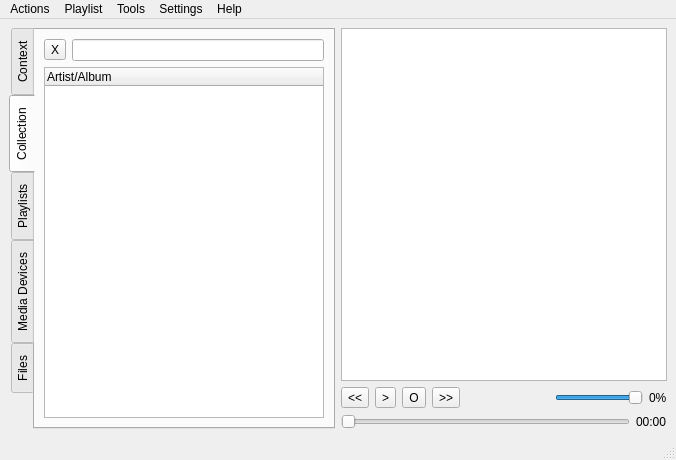
Above: ui/amaroq.ui from handsomegui/Gereqi before the change. Below: the same form after it.
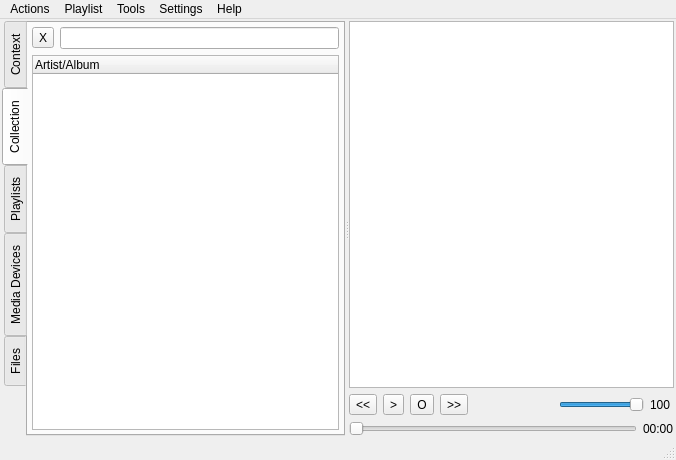
That is the form after the change.

Commit message: Some playback improvements such as volume, seeking, back and forward ina playlist

Patch:
```diff
--- a/ui/amaroq.ui
+++ b/ui/amaroq.ui
@@ -15,7 +15,14 @@
   </property>
   <widget class="QWidget" name="centralWidget">
    <layout class="QGridLayout" name="gridLayout">
-    <item row="0" column="0" rowspan="2">
+    <property name="margin">
+     <number>2</number>
+    </property>
+    <item row="0" column="0">
+     <widget class="QSplitter" name="splitter">
+      <property name="orientation">
+       <enum>Qt::Horizontal</enum>
+      </property>
      <widget class="QTabWidget" name="tabWidget">
       <property name="maximumSize">
        <size>
@@ -71,6 +78,9 @@
         <string>Collection</string>
        </attribute>
        <layout class="QGridLayout" name="gridLayout_3">
+         <property name="margin">
+          <number>4</number>
+         </property>
         <item row="0" column="0">
          <layout class="QVBoxLayout" name="verticalLayout_2">
           <item>
@@ -116,8 +126,12 @@
        </attribute>
       </widget>
      </widget>
-    </item>
-    <item row="1" column="1">
+      <widget class="QWidget" name="layoutWidget">
+       <layout class="QVBoxLayout" name="verticalLayout_3">
+        <item>
+         <widget class="QTableWidget" name="playlistTree"/>
+        </item>
+        <item>
      <layout class="QVBoxLayout" name="verticalLayout">
       <item>
        <layout class="QHBoxLayout" name="horizontalLayout_3">
@@ -195,8 +209,20 @@
         </item>
         <item>
          <widget class="QLabel" name="volLbl">
+              <property name="sizePolicy">
+               <sizepolicy hsizetype="Fixed" vsizetype="Preferred">
+                <horstretch>0</horstretch>
+                <verstretch>0</verstretch>
+               </sizepolicy>
+              </property>
+              <property name="minimumSize">
+               <size>
+                <width>24</width>
+                <height>0</height>
+               </size>
+              </property>
           <property name="text">
-           <string>0%</string>
+               <string>100</string>
           </property>
          </widget>
         </item>
@@ -222,8 +248,9 @@
       </item>
      </layout>
     </item>
-    <item row="0" column="1">
-     <widget class="QTableWidget" name="playlistTree"/>
+       </layout>
+      </widget>
+     </widget>
     </item>
    </layout>
   </widget>
```
Lines whose indentation alone changed are shown as unchanged. The commit also changes 4 other files.
